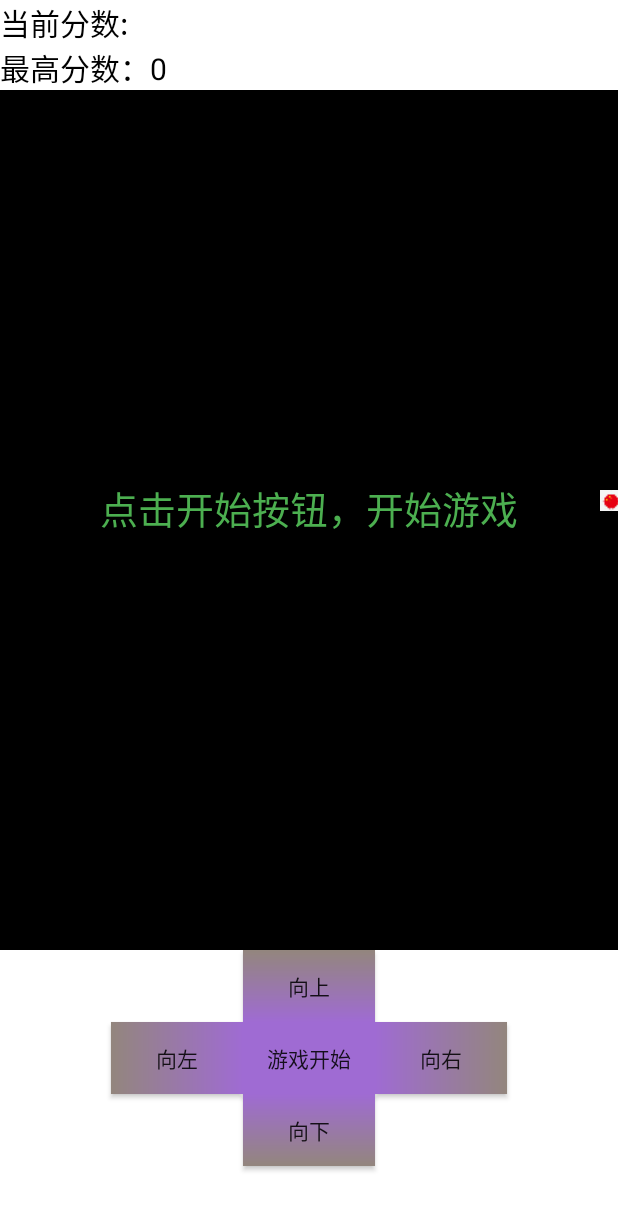
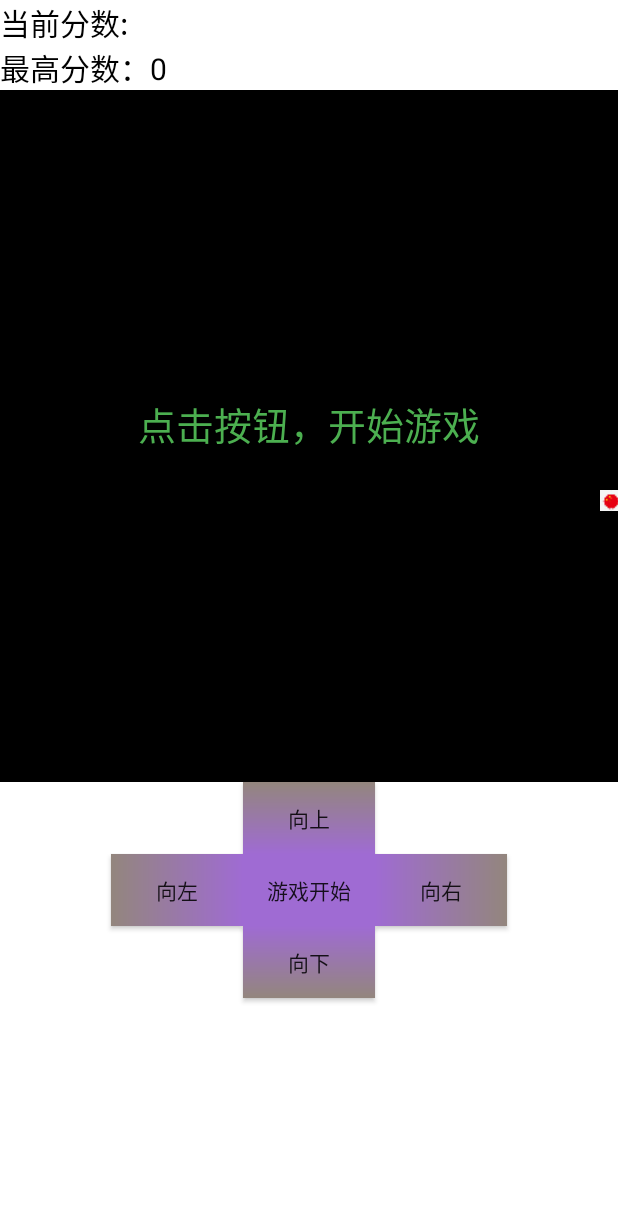
Before and after one commit to Junn957/Android_snake, an Android app: the MainActivity screen opened directly, with no data from a screen before it, on a phone screen of 412 x 824 dp. Shown: the top 1210 px of the screen. Run offline under Robolectric (Android 15) with nearby library versions, the phone set to English and light mode, and no system bars.

```diff
--- a/app/src/main/res/layout/activity_main.xml
+++ b/app/src/main/res/layout/activity_main.xml
@@ -26,7 +26,7 @@
     <FrameLayout
         android:id="@+id/framelayout"
         android:layout_width="match_parent"
-        android:layout_height="573dp"
+        android:layout_height="461dp"
         android:background="@color/black">
 
         <TextView
--- a/app/src/main/res/values/strings.xml
+++ b/app/src/main/res/values/strings.xml
@@ -4,7 +4,7 @@
     <string name="stop">游戏暂停</string>
     <string name="restar">继续</string>
     <string name="stargame">新游戏</string>
-    <string name="promptstar">点击开始按钮，开始游戏</string>
+    <string name="promptstar">点击按钮，开始游戏</string>
     <string name="promptrestar">游戏结束，请重新开始</string>
     <string name="UP">向上</string>
     <string name="DOWN">向下</string>
```
